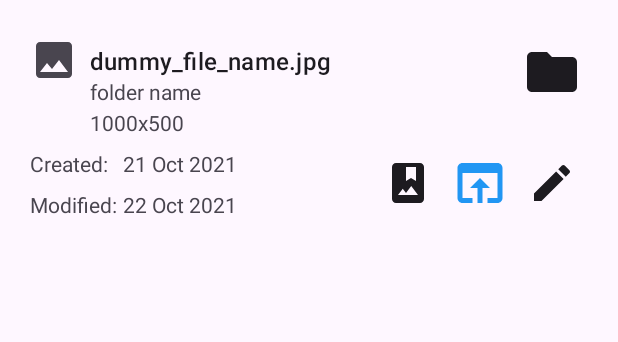
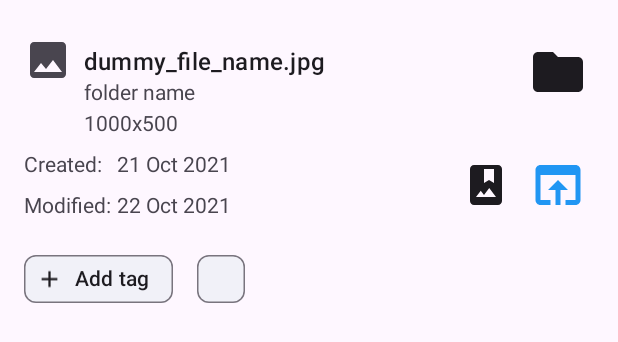
Before and after one commit to memostark/LocalGallery, an Android app: the layout file_details_bottom.xml on its own in the app's theme, with its tools: preview values and no code run, on a phone screen of 412 x 824 dp. Shown: the top 342 px of the screen. Run offline under Robolectric (Android 15) with nearby library versions, the phone set to English and light mode, and no system bars.

Commit message:
Fixed issue with the details bottom sheets.
Fixed buttons overlapping the dates for devices with small screens.
The edit tags button was moved to the tags group.
The tags chip group wraps content now so it doesn't take unnecessary space.
Fixed bottom sheet not reacting to bottom inset changes.

```diff
--- a/app/src/main/res/layout/file_details_bottom.xml
+++ b/app/src/main/res/layout/file_details_bottom.xml
@@ -11,13 +11,14 @@
     app:gestureInsetBottomIgnored="true"
     app:paddingBottomSystemWindowInsets="false"
     app:behavior_peekHeight="0dp"
-    app:layout_behavior="com.google.android.material.bottomsheet.BottomSheetBehavior">
+    app:layout_behavior="com.google.android.material.bottomsheet.BottomSheetBehavior"
+    tools:layout_gravity="bottom">
 
     <androidx.constraintlayout.widget.ConstraintLayout
         android:layout_width="match_parent"
         android:layout_height="match_parent"
-        android:paddingStart="20dp"
-        android:paddingEnd="20dp">
+        android:paddingStart="16dp"
+        android:paddingEnd="16dp">
 
         <ImageView
             android:id="@+id/imageView"
@@ -137,10 +138,10 @@
 
         <androidx.core.widget.NestedScrollView
             android:layout_width="0dp"
-            android:layout_height="150dp"
+            android:layout_height="wrap_content"
             android:layout_marginTop="16dp"
-            android:paddingBottom="32dp"
             android:clipToPadding="false"
+            app:layout_constraintHeight_max="150dp"
             app:layout_constraintEnd_toEndOf="parent"
             app:layout_constraintStart_toStartOf="parent"
             app:layout_constraintTop_toBottomOf="@+id/modified_date">
@@ -150,22 +151,25 @@
                 android:layout_width="match_parent"
                 android:layout_height="wrap_content">
 
+                <com.google.android.material.chip.Chip
+                    android:id="@+id/add_tag_btn"
+                    style="@style/Widget.Material3.Chip.Assist"
+                    android:layout_width="wrap_content"
+                    android:layout_height="wrap_content"
+                    android:text="@string/add_tag"
+                    app:textStartPadding="@dimen/chip_text_padding"
+                    app:textEndPadding="@dimen/chip_text_padding"
+                    app:chipIcon="@drawable/ic_baseline_add_24"
+                    app:chipIconTint="?colorOnSurface"
+                    app:ensureMinTouchTargetSize="true"/>
+
+                <include layout="@layout/choice_chip"
+                    android:visibility="gone"
+                    tools:visibility="visible"/>
+
             </com.google.android.material.chip.ChipGroup>
 
         </androidx.core.widget.NestedScrollView>
-
-        <ImageButton
-            android:id="@+id/edit_btn"
-            android:layout_width="48dp"
-            android:layout_height="48dp"
-            android:background="?android:selectableItemBackground"
-            android:scaleType="fitCenter"
-            android:padding="8dp"
-            android:contentDescription="@string/edit_tags"
-            app:layout_constraintBottom_toBottomOf="@+id/modified_date"
-            app:layout_constraintEnd_toEndOf="parent"
-            app:srcCompat="@drawable/ic_baseline_edit_24"
-            app:tint="?colorOnSurface" />
 
         <ImageButton
             android:id="@+id/open_link_button"
@@ -177,9 +181,8 @@
             android:minHeight="48dp"
             android:padding="4dp"
             android:scaleType="fitCenter"
-            app:layout_constraintBottom_toBottomOf="@+id/edit_btn"
-            app:layout_constraintEnd_toStartOf="@id/edit_btn"
-            app:layout_constraintTop_toTopOf="@+id/edit_btn"
+            app:layout_constraintTop_toTopOf="@+id/creation_date"
+            app:layout_constraintEnd_toEndOf="parent"
             app:srcCompat="@drawable/ic_open_in_browser_black_24dp"
             app:tint="#2196F3" />
 
@@ -191,9 +194,8 @@
             android:scaleType="fitCenter"
             android:background="?android:selectableItemBackground"
             android:contentDescription="@string/cover_btn_description"
-            app:layout_constraintBottom_toBottomOf="@+id/edit_btn"
             app:layout_constraintEnd_toStartOf="@+id/open_link_button"
-            app:layout_constraintTop_toTopOf="@+id/edit_btn"
+            app:layout_constraintTop_toTopOf="@+id/open_link_button"
             app:srcCompat="@drawable/ic_baseline_photo_album_24"
             app:tint="?colorOnSurface" />
 
--- /dev/null
+++ b/app/src/main/res/values/dimens.xml
@@ -0,0 +1,4 @@
+<?xml version="1.0" encoding="utf-8"?>
+<resources>
+    <dimen name="chip_text_padding">8dp</dimen>
+</resources>
--- a/app/src/main/res/values/styles.xml
+++ b/app/src/main/res/values/styles.xml
@@ -5,6 +5,7 @@
         <item name="colorPrimary">@color/colorPrimary</item>
         <item name="colorPrimaryVariant">@color/colorPrimaryDark</item>
         <item name="colorSecondary">@color/colorAccent</item>
+        <item name="windowActionModeOverlay">true</item>
         <item name="bottomSheetDialogTheme">@style/ThemeOverlay.App.BottomSheetDialog</item>
         <item name="android:windowLayoutInDisplayCutoutMode" tools:targetApi="o_mr1">always</item>
     </style>
```
Also changed, not shown: app/src/main/java/com/guillermonegrete/gallery/files/details/FileDetailsAdapter.kt (+57 -7 lines), app/src/main/java/com/guillermonegrete/gallery/files/details/FileDetailsFragment.kt (+16 -4 lines).
